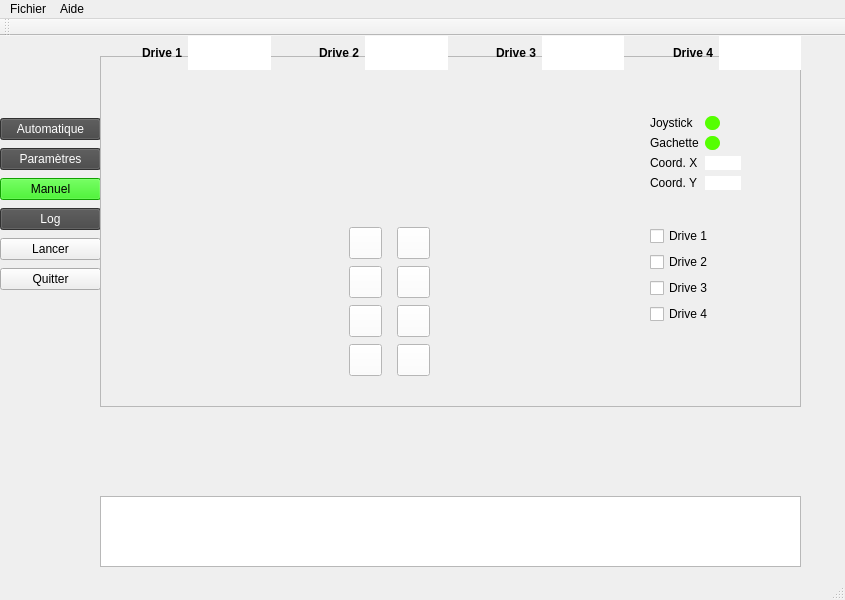
Qt form apps/ETMI_Gui/ui_etmi.ui (Institut-clement-ader/ETMI) before a commit.
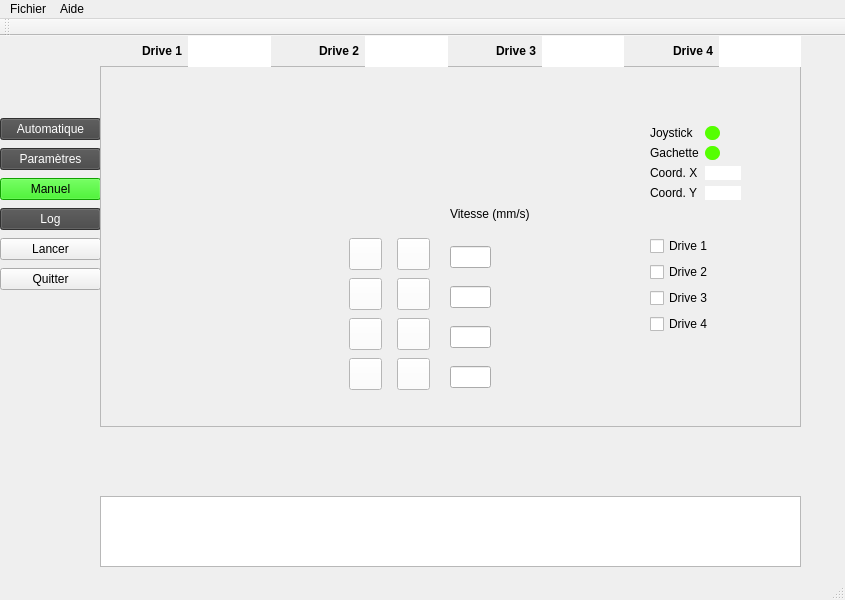
The same form after that commit. Icons and pictures are not drawn.

Commit message: add drive frequency

```diff
--- a/apps/ETMI_Gui/ui_etmi.ui
+++ b/apps/ETMI_Gui/ui_etmi.ui
@@ -109,9 +109,9 @@
     <property name="geometry">
      <rect>
       <x>100</x>
-      <y>20</y>
+      <y>30</y>
       <width>701</width>
-      <height>351</height>
+      <height>361</height>
      </rect>
     </property>
     <property name="frameShape">
@@ -248,7 +248,7 @@
        <x>240</x>
        <y>170</y>
        <width>101</width>
-       <height>151</height>
+       <height>156</height>
       </rect>
      </property>
      <layout class="QGridLayout" name="grid_layout_btn_dir">
@@ -478,6 +478,59 @@
       </item>
      </layout>
     </widget>
+    <widget class="QLabel" name="label">
+     <property name="geometry">
+      <rect>
+       <x>350</x>
+       <y>140</y>
+       <width>81</width>
+       <height>16</height>
+      </rect>
+     </property>
+     <property name="text">
+      <string>Vitesse (mm/s)</string>
+     </property>
+    </widget>
+    <widget class="QLineEdit" name="txt_speed1">
+     <property name="geometry">
+      <rect>
+       <x>350</x>
+       <y>180</y>
+       <width>41</width>
+       <height>22</height>
+      </rect>
+     </property>
+    </widget>
+    <widget class="QLineEdit" name="txt_speed_2">
+     <property name="geometry">
+      <rect>
+       <x>350</x>
+       <y>220</y>
+       <width>41</width>
+       <height>22</height>
+      </rect>
+     </property>
+    </widget>
+    <widget class="QLineEdit" name="txt_speed_4">
+     <property name="geometry">
+      <rect>
+       <x>350</x>
+       <y>300</y>
+       <width>41</width>
+       <height>22</height>
+      </rect>
+     </property>
+    </widget>
+    <widget class="QLineEdit" name="txt_speed_3">
+     <property name="geometry">
+      <rect>
+       <x>350</x>
+       <y>260</y>
+       <width>41</width>
+       <height>22</height>
+      </rect>
+     </property>
+    </widget>
    </widget>
    <widget class="QWidget" name="horizontalLayoutWidget">
     <property name="geometry">
@@ -485,7 +538,7 @@
       <x>100</x>
       <y>0</y>
       <width>701</width>
-      <height>34</height>
+      <height>31</height>
      </rect>
     </property>
     <layout class="QHBoxLayout" name="layout_display_up">
```
The commit also changes 1 other file.
